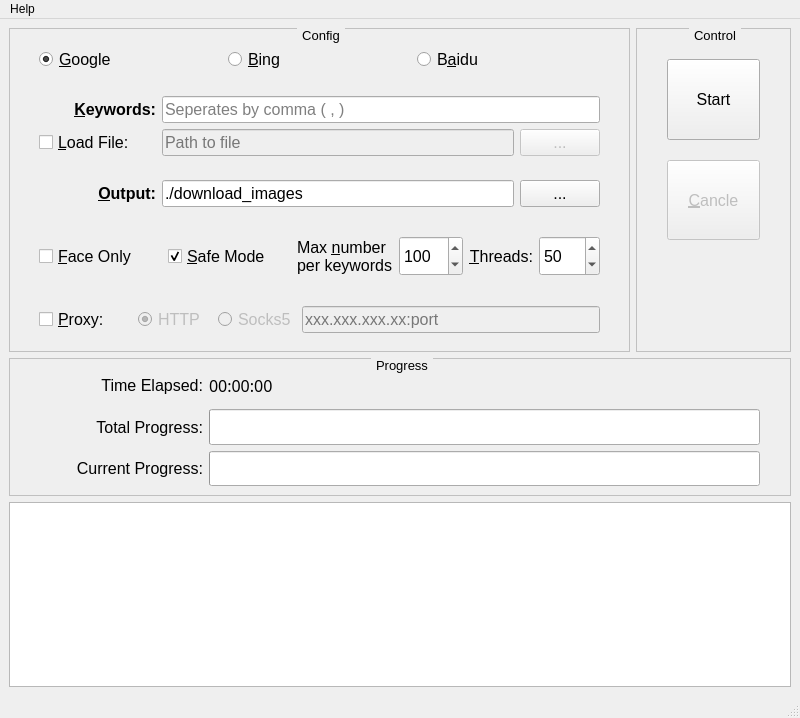
QianyanTech/Image-Downloader, file mainwindow.ui: the form before one commit.
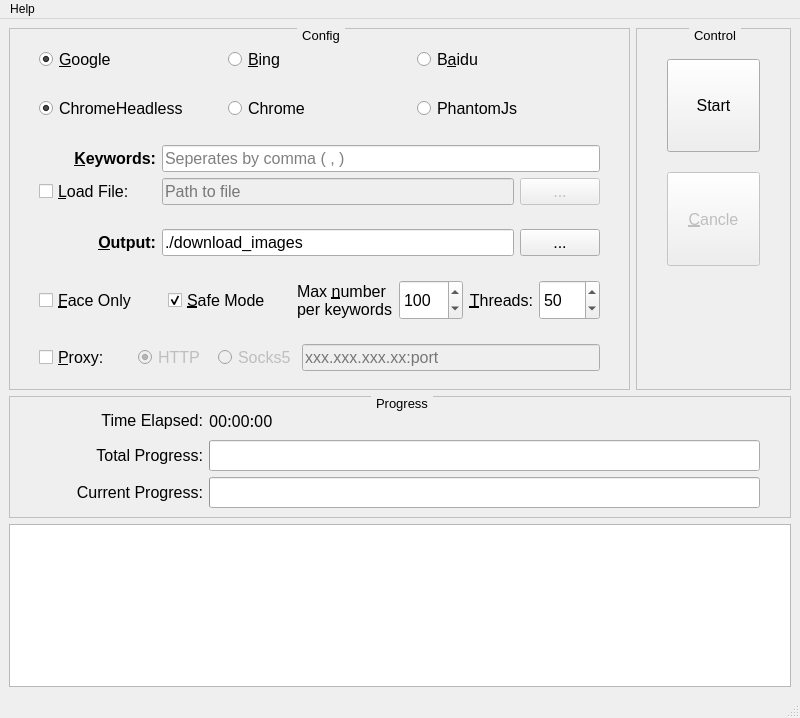
The form after the commit.

```diff
--- a/mainwindow.ui
+++ b/mainwindow.ui
@@ -282,7 +282,7 @@
       <property name="checkable">
        <bool>false</bool>
       </property>
-      <layout class="QVBoxLayout" name="verticalLayout" stretch="1,2,1,2,1">
+      <layout class="QVBoxLayout" name="verticalLayout" stretch="1,1,2,1,2,1">
        <property name="leftMargin">
         <number>20</number>
        </property>
@@ -353,7 +353,52 @@
         </widget>
        </item>
        <item>
-        <widget class="QWidget" name="widget_2" native="true">
+        <widget class="QWidget" name="widget_driver" native="true">
+         <layout class="QHBoxLayout" name="horizontalLayout_6">
+          <item>
+           <widget class="QRadioButton" name="radioButton_chrome_headless">
+            <property name="font">
+             <font>
+              <pointsize>12</pointsize>
+             </font>
+            </property>
+            <property name="text">
+             <string>ChromeHeadless</string>
+            </property>
+            <property name="checked">
+             <bool>true</bool>
+            </property>
+           </widget>
+          </item>
+          <item>
+           <widget class="QRadioButton" name="radioButton_chrome">
+            <property name="font">
+             <font>
+              <pointsize>12</pointsize>
+             </font>
+            </property>
+            <property name="text">
+             <string>Chrome</string>
+            </property>
+           </widget>
+          </item>
+          <item>
+           <widget class="QRadioButton" name="radioButton_phantomjs">
+            <property name="font">
+             <font>
+              <pointsize>12</pointsize>
+             </font>
+            </property>
+            <property name="text">
+             <string>PhantomJs</string>
+            </property>
+           </widget>
+          </item>
+         </layout>
+        </widget>
+       </item>
+       <item>
+        <widget class="QWidget" name="widget_keywords" native="true">
          <layout class="QGridLayout" name="gridLayout" columnstretch="2,6,1">
           <item row="0" column="0">
            <widget class="QLabel" name="label">
```
Left out of the diff: 88 changed lines with no effect on the pictures.
